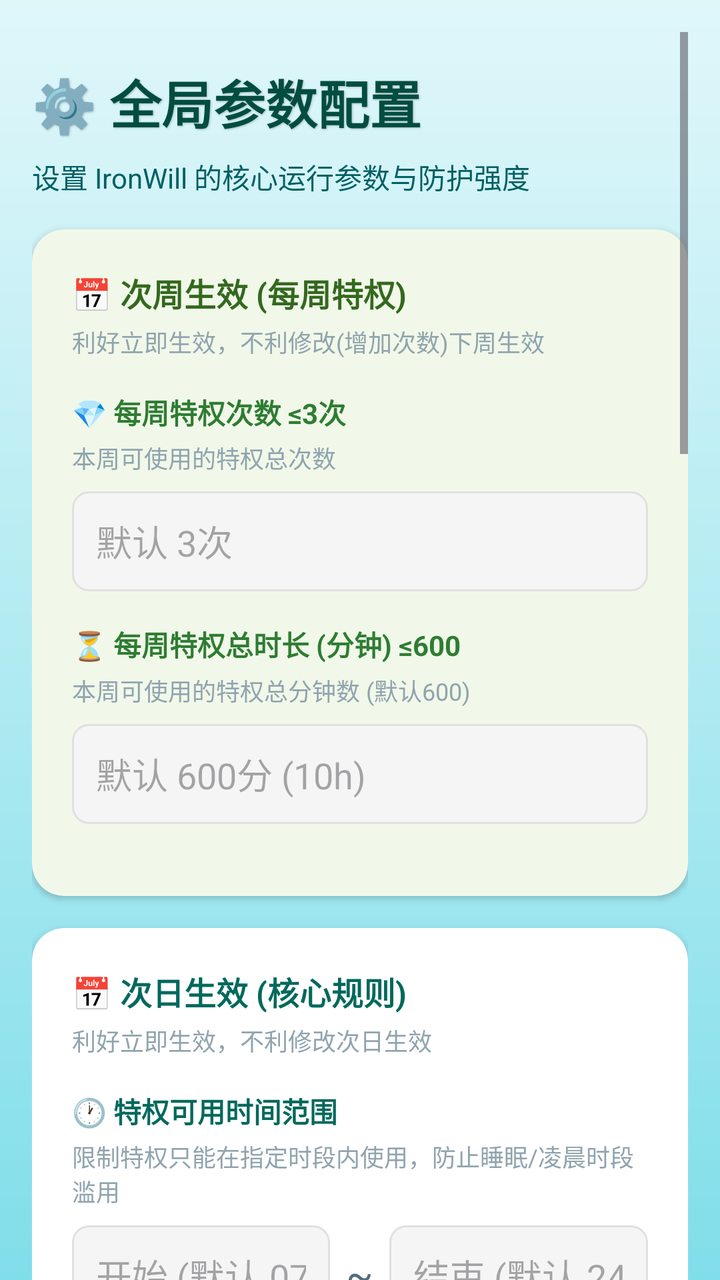
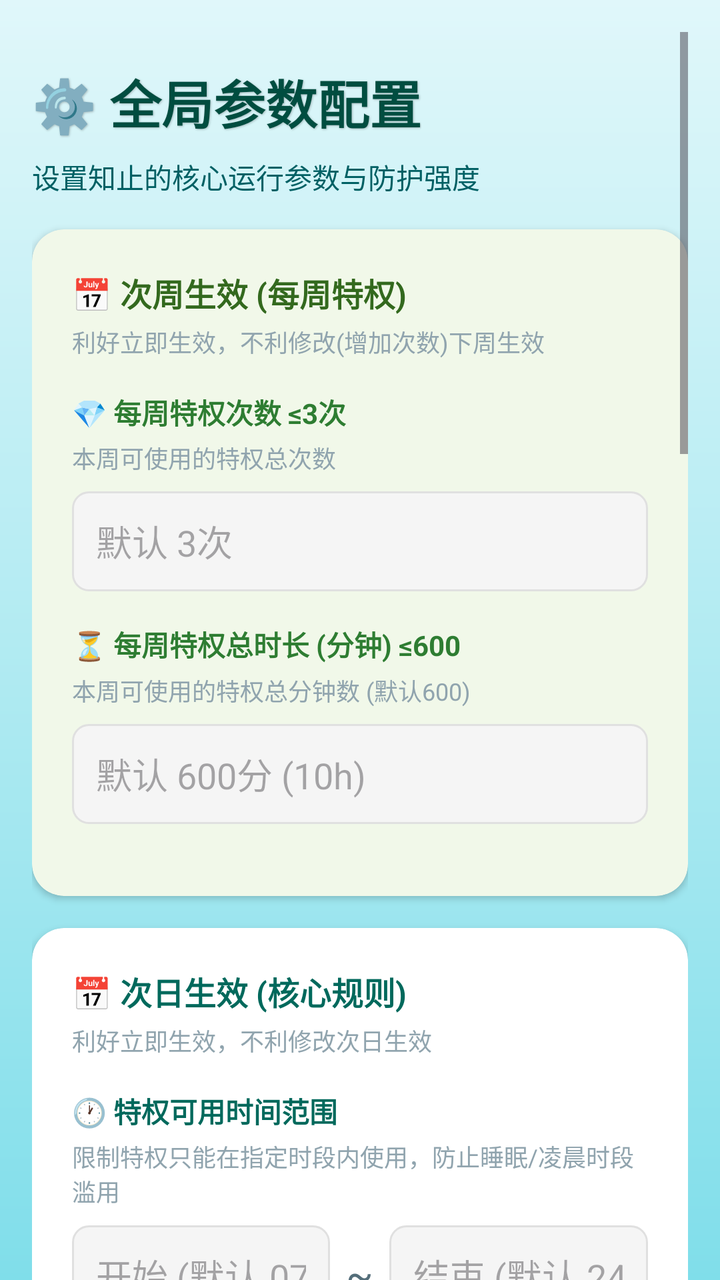

Two renders of the same Android screen: before a commit and after it. Below are the layout's source before the change and the commit's diff.
<!-- AndroidManifest.xml: application theme Theme.ZhiZhi -->
<!-- res/layout/activity_global_params_new.xml -->
<?xml version="1.0" encoding="utf-8"?>
<androidx.core.widget.NestedScrollView xmlns:android="http://schemas.android.com/apk/res/android"
    xmlns:app="http://schemas.android.com/apk/res-auto"
    android:id="@+id/root_global_params"
    android:layout_width="match_parent"
    android:layout_height="match_parent"
    android:background="@drawable/bg_sea_surface"
    android:fitsSystemWindows="true"
    android:fillViewport="true"
    android:clipToPadding="false"
    android:scrollbars="vertical"
    android:overScrollMode="never"
    android:padding="16dp">

    <LinearLayout
        android:layout_width="match_parent"
        android:layout_height="wrap_content"
        android:orientation="vertical"
        android:paddingTop="16dp"
        android:paddingBottom="80dp">

        
        <RelativeLayout
            android:layout_width="match_parent"
            android:layout_height="wrap_content"
            android:layout_marginBottom="8dp">

            <TextView
                android:layout_width="wrap_content"
                android:layout_height="wrap_content"
                android:text="⚙️ 全局参数配置"
                android:textSize="26sp"
                android:textStyle="bold"
                android:textColor="#004D40"
                android:shadowColor="#40000000"
                android:shadowDx="1"
                android:shadowDy="1"
                android:shadowRadius="2" />
        </RelativeLayout>

        <TextView
            android:layout_width="wrap_content"
            android:layout_height="wrap_content"
            android:text="设置 IronWill 的核心运行参数与防护强度"
            android:textSize="14sp"
            android:textColor="#006064"
            android:layout_marginBottom="16dp"/>

        
        <androidx.cardview.widget.CardView
            android:id="@+id/card_pending_changes"
            android:layout_width="match_parent"
            android:layout_height="wrap_content"
            android:layout_marginBottom="16dp"
            android:visibility="gone"
            app:cardCornerRadius="16dp"
            app:cardElevation="2dp"
            app:cardBackgroundColor="#FFF8E1">

            <LinearLayout
                android:layout_width="match_parent"
                android:layout_height="wrap_content"
                android:orientation="vertical"
                android:padding="12dp">

                <TextView
                    android:id="@+id/tv_lockout_hint"
                    android:layout_width="match_parent"
                    android:layout_height="wrap_content"
                    android:textSize="13sp"
                    android:textColor="#E65100"
                    android:lineSpacingExtra="4dp"
                    android:layout_marginBottom="8dp"
                    android:visibility="gone"/>

                <TextView
                    android:id="@+id/tv_pending_title"
                    android:layout_width="wrap_content"
                    android:layout_height="wrap_content"
                    android:text="⏳ 延迟生效表"
                    android:textSize="14sp"
                    android:textStyle="bold"
                    android:textColor="#F57C00"
                    android:layout_marginBottom="8dp"/>

                <TextView
                    android:id="@+id/tv_pending_changes"
                    android:layout_width="match_parent"
                    android:layout_height="wrap_content"
                    android:textSize="13sp"
                    android:textColor="#795548"
                    android:lineSpacingExtra="4dp"/>

            </LinearLayout>

        </androidx.cardview.widget.CardView>

        
        <androidx.cardview.widget.CardView
            android:layout_width="match_parent"
            android:layout_height="wrap_content"
            android:layout_marginBottom="16dp"
            android:visibility="visible"
            app:cardCornerRadius="16dp"
            app:cardElevation="2dp"
            app:cardBackgroundColor="#F1F8E9">

            <LinearLayout
                android:layout_width="match_parent"
                android:layout_height="wrap_content"
                android:orientation="vertical"
                android:padding="20dp">

                <TextView
                    android:text="📅 次周生效 (每周特权)"
                    android:textSize="16sp"
                    android:textStyle="bold"
                    android:textColor="#33691E"
                    android:layout_width="wrap_content"
                    android:layout_height="wrap_content"
                    android:layout_marginBottom="4dp"/>
                <TextView
                     android:text="利好立即生效，不利修改(增加次数)下周生效"
                     android:textSize="12sp"
                     android:textColor="#90A4AE"
                     android:layout_width="wrap_content"
                     android:layout_height="wrap_content"
                     android:layout_marginBottom="16dp"/>

                
                <TextView
                    android:text="💎 每周特权次数 ≤3次"
                    android:textColor="#2E7D32"
                    android:textStyle="bold"
                    android:layout_width="wrap_content"
                    android:layout_height="wrap_content"
                    android:layout_marginBottom="4dp"/>
                <TextView
                     android:text="本周可使用的特权总次数"
                     android:textSize="12sp"
                     android:textColor="#90A4AE"
                     android:layout_width="wrap_content"
                     android:layout_height="wrap_content"
                     android:layout_marginBottom="8dp"/>
                <EditText
                    android:id="@+id/et_weekly_privilege_limit"
                    android:layout_width="match_parent"
                    android:layout_height="50dp"
                    android:background="@drawable/bg_input_field"
                    android:paddingHorizontal="12dp"
                    android:inputType="number"
                    android:textColor="#2E7D32"
                    android:hint="默认 3次"
                    android:layout_marginBottom="16dp"/>

                
                <TextView
                    android:text="⏳ 每周特权总时长 (分钟) ≤600"
                    android:textColor="#2E7D32"
                    android:textStyle="bold"
                    android:layout_width="wrap_content"
                    android:layout_height="wrap_content"
                    android:layout_marginBottom="4dp"/>
                <TextView
                     android:text="本周可使用的特权总分钟数 (默认600)"
                     android:textSize="12sp"
                     android:textColor="#90A4AE"
                     android:layout_width="wrap_content"
                     android:layout_height="wrap_content"
                     android:layout_marginBottom="8dp"/>
                <EditText
                    android:id="@+id/et_weekly_privilege_duration"
                    android:layout_width="match_parent"
                    android:layout_height="50dp"
                    android:background="@drawable/bg_input_field"
                    android:paddingHorizontal="12dp"
                    android:inputType="number"
                    android:textColor="#2E7D32"
                    android:hint="默认 600分 (10h)"
                    android:layout_marginBottom="16dp"/>

            </LinearLayout>
        </androidx.cardview.widget.CardView>

        
        <androidx.cardview.widget.CardView
            android:layout_width="match_parent"
            android:layout_height="wrap_content"
            android:layout_marginBottom="16dp"
            app:cardCornerRadius="16dp"
            app:cardElevation="2dp"
            app:cardBackgroundColor="#FFFFFF">

            <LinearLayout
                android:layout_width="match_parent"
                android:layout_height="wrap_content"
                android:orientation="vertical"
                android:padding="20dp">

                <TextView
                    android:text="📅 次日生效 (核心规则)"
                    android:textSize="16sp"
                    android:textStyle="bold"
                    android:textColor="#00695C"
                    android:layout_width="wrap_content"
                    android:layout_height="wrap_content"
                    android:layout_marginBottom="4dp"/>

                 <TextView
                     android:text="利好立即生效，不利修改次日生效"
                     android:textSize="12sp"
                     android:textColor="#90A4AE"
                     android:layout_width="wrap_content"
                     android:layout_height="wrap_content"
                     android:layout_marginBottom="16dp"/>

                
                <TextView
                    android:text="🕐 特权可用时间范围"
                    android:textColor="#00695C"
                    android:textStyle="bold"
                    android:layout_width="wrap_content"
                    android:layout_height="wrap_content"
                    android:layout_marginBottom="4dp"/>
                <TextView
                     android:text="限制特权只能在指定时段内使用，防止睡眠/凌晨时段滥用"
                     android:textSize="12sp"
                     android:textColor="#90A4AE"
                     android:layout_width="wrap_content"
                     android:layout_height="wrap_content"
                     android:layout_marginBottom="8dp"/>
                <LinearLayout
                    android:id="@+id/layout_privilege_window_inputs"
                    android:layout_width="match_parent"
                    android:layout_height="wrap_content"
                    android:orientation="horizontal"
                    android:layout_marginBottom="8dp">
                    <EditText
                        android:id="@+id/et_privilege_window_start"
                        android:layout_width="0dp"
                        android:layout_weight="1"
                        android:layout_height="50dp"
                        android:background="@drawable/bg_input_field"
                        android:paddingHorizontal="12dp"
                        android:inputType="time"
                        android:textColor="#00695C"
                        android:hint="开始 (默认 07:00)"
                        android:layout_marginEnd="8dp"/>
                    <TextView
                        android:layout_width="wrap_content"
                        android:layout_height="50dp"
                        android:text="~"
                        android:textSize="20sp"
                        android:gravity="center"
                        android:textColor="#546E7A"/>
                    <EditText
                        android:id="@+id/et_privilege_window_end"
                        android:layout_width="0dp"
                        android:layout_weight="1"
                        android:layout_height="50dp"
                        android:background="@drawable/bg_input_field"
                        android:paddingHorizontal="12dp"
                        android:inputType="time"
                        android:textColor="#00695C"
                        android:hint="结束 (默认 24:00)"
                        android:layout_marginStart="8dp"/>
                </LinearLayout>

                
                <TextView
                    android:text="💸 下阶段借用比例 (%)"
                    android:textColor="#546E7A"
                    android:textStyle="bold"
                    android:layout_width="wrap_content"
                    android:layout_height="wrap_content"
                    android:layout_marginBottom="4dp"/>
                <TextView
                     android:text="允许从下一个时段透支的时间/次数百分比"
                     android:textSize="12sp"
                     android:textColor="#90A4AE"
                     android:layout_width="wrap_content"
                     android:layout_height="wrap_content"
                     android:layout_marginBottom="8dp"/>
                    <EditText
                        android:id="@+id/et_borrow_percentage"
                        android:layout_width="match_parent"
                        android:layout_height="50dp"
                        android:background="@drawable/bg_input_field"
                        android:paddingHorizontal="12dp"
                        android:inputType="number"
                        android:textColor="#333333"
                        android:hint="默认 60秒"
                        android:layout_marginBottom="20dp"/>

                
                <TextView
                    android:text="⏱️ 临时使用受限应用时长上限 (分钟) ≤3.0"
                    android:textColor="#546E7A"
                    android:textStyle="bold"
                    android:layout_width="wrap_content"
                    android:layout_height="wrap_content"
                    android:layout_marginBottom="4dp"/>
                <TextView
                    android:text="超级临时放行时，单次可输入的最大分钟数（默认0.5分钟）"
                    android:textSize="12sp"
                    android:textColor="#90A4AE"
                    android:layout_width="wrap_content"
                    android:layout_height="wrap_content"
                    android:layout_marginBottom="8dp"/>
                <EditText
                    android:id="@+id/et_temp_restricted_access_max_seconds"
                    android:layout_width="match_parent"
                    android:layout_height="50dp"
                    android:background="@drawable/bg_input_field"
                    android:paddingHorizontal="12dp"
                    android:inputType="numberDecimal"
                    android:textColor="#333333"
                    android:hint="默认 0.5分钟"
                    android:layout_marginBottom="20dp"/>

                
                <TextView
                    android:text="❄️ 空档冷却时长 (秒)"
                    android:textColor="#546E7A"
                    android:textStyle="bold"
                    android:layout_width="wrap_content"
                    android:layout_height="wrap_content"
                    android:layout_marginBottom="4dp"/>
                <TextView
                     android:text="从空档期归来或空档期违规后的强制冷静时间"
                     android:textSize="12sp"
                     android:textColor="#90A4AE"
                     android:layout_width="wrap_content"
                     android:layout_height="wrap_content"
                     android:layout_marginBottom="8dp"/>
                <EditText
                    android:id="@+id/et_cool_down_gap"
                    android:layout_width="match_parent"
                    android:layout_height="50dp"
                    android:background="@drawable/bg_input_field"
                    android:paddingHorizontal="12dp"
                    android:inputType="number"
                    android:textColor="#333333"
                    android:hint="默认 300秒"
                    android:layout_marginBottom="20dp"/>

                
                <TextView
                    android:text="❄️ 休息冷却时长 (秒)"
                    android:textColor="#546E7A"
                    android:textStyle="bold"
                    android:layout_width="wrap_content"
                    android:layout_height="wrap_content"
                    android:layout_marginBottom="4dp"/>
                <TextView
                     android:text="从休息/工作锁定状态归来后的强制冷静时间"
                     android:textSize="12sp"
                     android:textColor="#90A4AE"
                     android:layout_width="wrap_content"
                     android:layout_height="wrap_content"
                     android:layout_marginBottom="8dp"/>
                <EditText
                    android:id="@+id/et_cool_down_rest"
                    android:layout_width="match_parent"
                    android:layout_height="50dp"
                    android:background="@drawable/bg_input_field"
                    android:paddingHorizontal="12dp"
                    android:inputType="number"
                    android:textColor="#333333"
                    android:hint="默认 60秒"
                    android:layout_marginBottom="20dp"/>

                
                <TextView
                    android:text="🚫 黑名单惩罚时长 (秒) 10-300"
                    android:textColor="#546E7A"
                    android:textStyle="bold"
                    android:visibility="gone"
                    android:layout_width="wrap_content"
                    android:layout_height="wrap_content"
                    android:layout_marginBottom="4dp"/>
                <TextView
                     android:text="检测到黑名单应用后的极速惩罚强制锁机时间"
                     android:textSize="12sp"
                     android:textColor="#90A4AE"
                     android:visibility="gone"
                     android:layout_width="wrap_content"
                     android:layout_height="wrap_content"
                     android:layout_marginBottom="8dp"/>
                <EditText
                    android:id="@+id/et_cool_down_blacklist"
                    android:visibility="gone"
                    android:layout_width="match_parent"
                    android:layout_height="50dp"
                    android:background="@drawable/bg_input_field"
                    android:paddingHorizontal="12dp"
                    android:inputType="number"
                    android:textColor="#333333"
                    android:layout_marginBottom="20dp"/>

            </LinearLayout>
        </androidx.cardview.widget.CardView>

        
        <androidx.cardview.widget.CardView
            android:layout_width="match_parent"
            android:layout_height="wrap_content"
            android:layout_marginBottom="16dp"
            app:cardCornerRadius="16dp"
            app:cardElevation="2dp"
            app:cardBackgroundColor="#FFFFFF">

            <LinearLayout
                android:layout_width="match_parent"
                android:layout_height="wrap_content"
                android:orientation="vertical"
                android:padding="20dp">

                <TextView
                    android:text="🔔 立即生效 (预警设置)"
                    android:textSize="16sp"
                    android:textStyle="bold"
                    android:textColor="#E65100"
                    android:layout_width="wrap_content"
                    android:layout_height="wrap_content"
                    android:layout_marginBottom="16dp"/>

                
                
                <TextView
                    android:text="🕐 每日生效时间 07:00-23:59"
                    android:textColor="#546E7A"
                    android:textStyle="bold"
                    android:layout_width="wrap_content"
                    android:layout_height="wrap_content"
                    android:layout_marginBottom="4dp"/>
                <TextView
                     android:text="新一天的开始时间 [07:00-23:59]"
                     android:textSize="12sp"
                     android:textColor="#90A4AE"
                     android:layout_width="wrap_content"
                     android:layout_height="wrap_content"
                     android:layout_marginBottom="8dp"/>
                <androidx.appcompat.widget.SwitchCompat
                    android:id="@+id/switch_refresh_sync"
                    android:layout_width="wrap_content"
                    android:layout_height="wrap_content"
                    android:text="跟随最早结束时段 (自动同步)"
                    android:textSize="14sp"
                    android:textColor="#333333"
                    android:checked="false"
                    android:layout_marginBottom="8dp"/>
                <TextView
                    android:id="@+id/tv_refresh_sync_hint"
                    android:text="开启后，生效时间将跟随 06:00–10:00 内最早结束的时段。若窗口内无匹配时段，默认 08:00。"
                    android:textSize="12sp"
                    android:textColor="#78909C"
                    android:layout_width="wrap_content"
                    android:layout_height="wrap_content"
                    android:layout_marginBottom="16dp"
                    android:visibility="gone"/>

                <EditText
                    android:id="@+id/et_refresh_time"
                    android:layout_width="match_parent"
                    android:layout_height="50dp"
                    android:background="@drawable/bg_input_field"
                    android:paddingHorizontal="12dp"
                    android:inputType="time"
                    android:textColor="#333333"
                    android:hint="默认 07:00" 
                    android:layout_marginBottom="20dp"/>

                <TextView
                    android:text="📣 监管远期预警 (分钟)"
                    android:textColor="#546E7A"
                    android:textStyle="bold"
                    android:layout_width="wrap_content"
                    android:layout_height="wrap_content"
                    android:layout_marginBottom="4dp"/>
                <TextView
                     android:text="监管时段开始前多久发出第一次弹窗提醒"
                     android:textSize="12sp"
                     android:textColor="#90A4AE"
                     android:layout_width="wrap_content"
                     android:layout_height="wrap_content"
                     android:layout_marginBottom="8dp"/>
                <EditText
                    android:id="@+id/et_notify_entry_far"
                    android:layout_width="match_parent"
                    android:layout_height="50dp"
                    android:background="@drawable/bg_input_field"
                    android:paddingHorizontal="12dp"
                    android:inputType="number"
                    android:textColor="#333333"
                    android:hint="默认 20分钟"
                    android:layout_marginBottom="20dp"/>

                
                <TextView
                    android:text="📣 监管近期预警 (分钟)"
                    android:textColor="#546E7A"
                    android:textStyle="bold"
                    android:layout_width="wrap_content"
                    android:layout_height="wrap_content"
                    android:layout_marginBottom="4dp"/>
                <TextView
                     android:text="监管时段开始前多久发出震动+弹窗最后通牒"
                     android:textSize="12sp"
                     android:textColor="#90A4AE"
                     android:layout_width="wrap_content"
                     android:layout_height="wrap_content"
                     android:layout_marginBottom="8dp"/>
                <EditText
                    android:id="@+id/et_notify_entry_near"
                    android:layout_width="match_parent"
                    android:layout_height="50dp"
                    android:background="@drawable/bg_input_field"
                    android:paddingHorizontal="12dp"
                    android:inputType="number"
                    android:textColor="#333333"
                    android:hint="默认 5分钟"
                    android:layout_marginBottom="8dp"/>

            </LinearLayout>
        </androidx.cardview.widget.CardView>






        
        <androidx.cardview.widget.CardView
            android:layout_width="match_parent"
            android:layout_height="wrap_content"
            app:cardCornerRadius="24dp"
            app:cardElevation="6dp"
            app:cardBackgroundColor="#00838F">

            <Button
                android:id="@+id/btn_save"
                android:layout_width="match_parent"
                android:layout_height="60dp"
                android:text="保存配置"
                android:textSize="18sp"
                android:textStyle="bold"
                android:textColor="#FFFFFF"
                android:background="@android:color/transparent"
                android:stateListAnimator="@null"/>

        </androidx.cardview.widget.CardView>

    </LinearLayout>

</androidx.core.widget.NestedScrollView>
<!-- resources referenced by this layout -->
<resources>
  <!-- drawable bg_input_field (drawable) -->
  <?xml version="1.0" encoding="utf-8"?>
  <shape xmlns:android="http://schemas.android.com/apk/res/android">
      <solid android:color="#F5F5F5" />
      <corners android:radius="8dp" />
      <stroke android:width="1dp" android:color="#E0E0E0" />
  </shape>
  <!-- drawable bg_sea_surface (drawable) -->
  <?xml version="1.0" encoding="utf-8"?>
  <shape xmlns:android="http://schemas.android.com/apk/res/android" android:shape="rectangle">
      <gradient
          android:startColor="#E0F7FA"
          android:centerColor="#B2EBF2"
          android:endColor="#80DEEA"
          android:angle="270" />
  </shape>
  <style name="Theme.ZhiZhi" parent="Base.Theme.ZhiZhi" />
  <style name="Base.Theme.ZhiZhi" parent="Theme.Material3.DayNight.NoActionBar">
          
      </style>
</resources>

<!-- the commit's change to res/layout/activity_global_params_new.xml (unified diff, before → after) -->
@@ -41,7 +41,7 @@
         <TextView
             android:layout_width="wrap_content"
             android:layout_height="wrap_content"
-            android:text="设置 IronWill 的核心运行参数与防护强度"
+            android:text="设置知止的核心运行参数与防护强度"
             android:textSize="14sp"
             android:textColor="#006064"
             android:layout_marginBottom="16dp"/>
